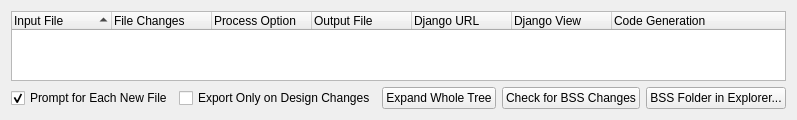
The window that ui/export_mapper_widget.ui (FruitfulApproach/BS2Daisy) describes before a commit, drawn with Qt 5.
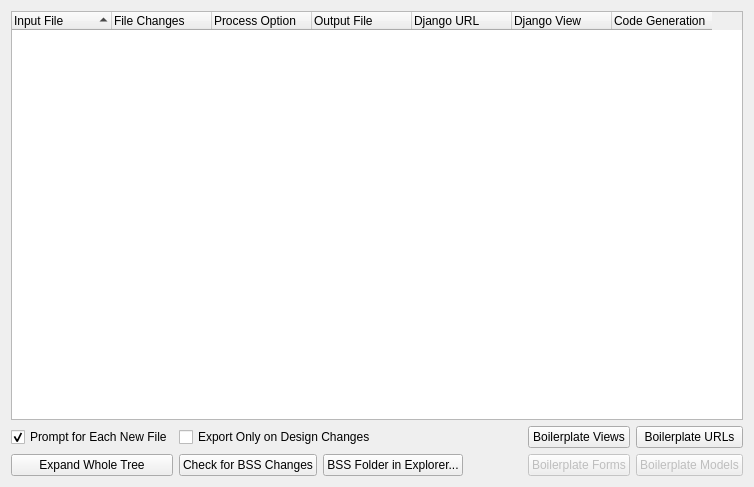
The same window after the commit.

```diff
--- a/ui/export_mapper_widget.ui
+++ b/ui/export_mapper_widget.ui
@@ -6,8 +6,8 @@
    <rect>
     <x>0</x>
     <y>0</y>
-    <width>758</width>
-    <height>119</height>
+    <width>754</width>
+    <height>487</height>
    </rect>
   </property>
   <property name="windowTitle">
@@ -27,7 +27,7 @@
      </property>
     </widget>
    </item>
-   <item row="2" column="3">
+   <item row="3" column="1">
     <widget class="QPushButton" name="checkForBSSChangesButton">
      <property name="maximumSize">
       <size>
@@ -40,33 +40,7 @@
      </property>
     </widget>
    </item>
-   <item row="2" column="1">
-    <widget class="QCheckBox" name="onlyOnChangesCheck">
-     <property name="toolTip">
-      <string>If unchecked, you can see this dialog again by clicking its app icon in windows.</string>
-     </property>
-     <property name="text">
-      <string>Export Only on Design Changes</string>
-     </property>
-     <property name="checked">
-      <bool>false</bool>
-     </property>
-    </widget>
-   </item>
-   <item row="2" column="4">
-    <widget class="QPushButton" name="openBSSFolderButton">
-     <property name="maximumSize">
-      <size>
-       <width>200</width>
-       <height>16777215</height>
-      </size>
-     </property>
-     <property name="text">
-      <string>BSS Folder in Explorer...</string>
-     </property>
-    </widget>
-   </item>
-   <item row="2" column="2">
+   <item row="3" column="0">
     <widget class="QPushButton" name="expandWholeTreeButton">
      <property name="maximumSize">
       <size>
@@ -79,7 +53,7 @@
      </property>
     </widget>
    </item>
-   <item row="0" column="0" colspan="5">
+   <item row="0" column="0" colspan="10">
     <widget class="QTreeWidget" name="exportMappingTree">
      <property name="toolTip">
       <string/>
@@ -100,6 +74,9 @@
       <bool>true</bool>
      </property>
      <attribute name="headerHighlightSections">
+      <bool>true</bool>
+     </attribute>
+     <attribute name="headerStretchLastSection">
       <bool>false</bool>
      </attribute>
      <column>
@@ -154,6 +131,105 @@
      </column>
     </widget>
    </item>
+   <item row="3" column="2">
+    <widget class="QPushButton" name="openBSSFolderButton">
+     <property name="maximumSize">
+      <size>
+       <width>200</width>
+       <height>16777215</height>
+      </size>
+     </property>
+     <property name="text">
+      <string>BSS Folder in Explorer...</string>
+     </property>
+    </widget>
+   </item>
+   <item row="3" column="9">
+    <widget class="QPushButton" name="boilerplateModelsButton">
+     <property name="enabled">
+      <bool>false</bool>
+     </property>
+     <property name="maximumSize">
+      <size>
+       <width>200</width>
+       <height>16777215</height>
+      </size>
+     </property>
+     <property name="toolTip">
+      <string>Open boilerplate models.py file in order to customize the defaults.</string>
+     </property>
+     <property name="text">
+      <string>Boilerplate Models</string>
+     </property>
+    </widget>
+   </item>
+   <item row="2" column="1" colspan="2">
+    <widget class="QCheckBox" name="onlyOnChangesCheck">
+     <property name="toolTip">
+      <string>If unchecked, you can see this dialog again by clicking its app icon in windows.</string>
+     </property>
+     <property name="text">
+      <string>Export Only on Design Changes</string>
+     </property>
+     <property name="checked">
+      <bool>false</bool>
+     </property>
+    </widget>
+   </item>
+   <item row="2" column="9">
+    <widget class="QPushButton" name="boilerplateURLsButton">
+     <property name="enabled">
+      <bool>true</bool>
+     </property>
+     <property name="maximumSize">
+      <size>
+       <width>200</width>
+       <height>16777215</height>
+      </size>
+     </property>
+     <property name="toolTip">
+      <string>Open boilerplate urls.py file in order to customize the defaults.</string>
+     </property>
+     <property name="text">
+      <string>Boilerplate URLs</string>
+     </property>
+    </widget>
+   </item>
+   <item row="2" column="8">
+    <widget class="QPushButton" name="boilerplateViewsButton">
+     <property name="maximumSize">
+      <size>
+       <width>200</width>
+       <height>16777215</height>
+      </size>
+     </property>
+     <property name="toolTip">
+      <string>Open boilerplate views.py file in order to customize the defaults.</string>
+     </property>
+     <property name="text">
+      <string>Boilerplate Views</string>
+     </property>
+    </widget>
+   </item>
+   <item row="3" column="8">
+    <widget class="QPushButton" name="boilerplateFormsButton">
+     <property name="enabled">
+      <bool>false</bool>
+     </property>
+     <property name="maximumSize">
+      <size>
+       <width>200</width>
+       <height>16777215</height>
+      </size>
+     </property>
+     <property name="toolTip">
+      <string>Open boilerplate models.py file in order to customize the defaults.</string>
+     </property>
+     <property name="text">
+      <string>Boilerplate Forms</string>
+     </property>
+    </widget>
+   </item>
   </layout>
  </widget>
  <resources/>
```
Left out of the diff: 3 changed lines with no effect on the pictures.
